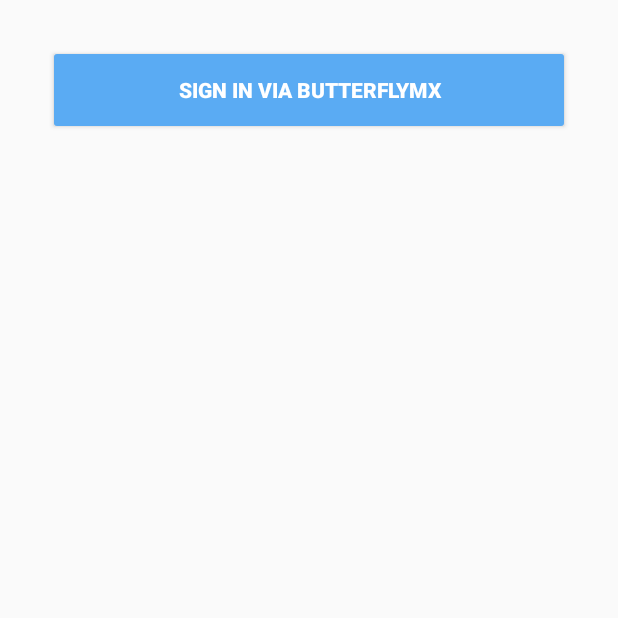
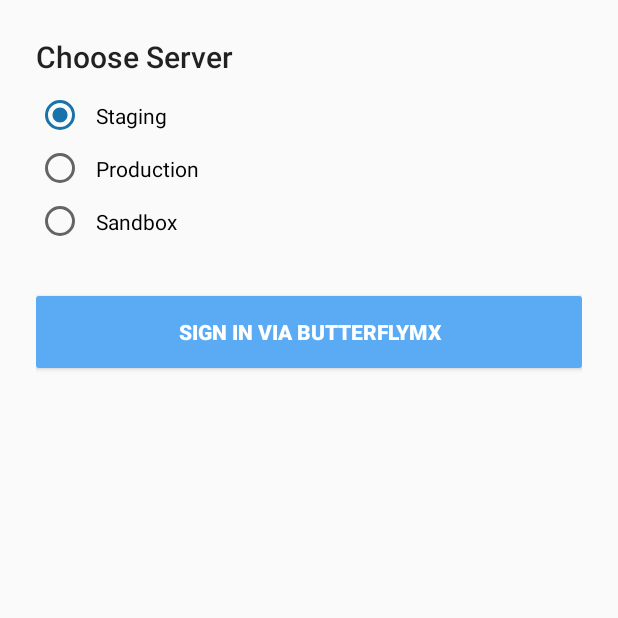
Before and after one commit to runslikebutter/android-demo-app, an Android app: the LoginFragment screen opened through its navigation route, on a phone screen of 412 x 824 dp, the top half of it. Run offline under Robolectric (Android 15) with nearby library versions, the phone set to English and light mode, and no system bars; our stand-ins replace Dagger/Hilt's generated code; libraries missing offline, so code that uses them is left out: com.butterflymx.sdk; 1 statement that could not run was skipped.

Commit message:
CM-92 # switch between environments

```diff
--- a/app/src/main/res/layout/login.xml
+++ b/app/src/main/res/layout/login.xml
@@ -2,17 +2,58 @@
 <android.support.constraint.ConstraintLayout xmlns:android="http://schemas.android.com/apk/res/android"
     xmlns:app="http://schemas.android.com/apk/res-auto"
     android:layout_width="match_parent"
-    android:layout_height="match_parent">
+    android:layout_height="match_parent"
+    android:padding="24dp">
 
     <Button
         android:id="@+id/bt_login"
         android:layout_width="match_parent"
         android:layout_height="wrap_content"
-        android:layout_margin="36dp"
+        android:layout_marginTop="32dp"
         android:background="@drawable/bg_bt_selector_login"
         android:text="@string/activity_sign_in"
         android:textColor="@color/white"
         android:textStyle="normal|bold"
-        app:layout_constraintTop_toTopOf="parent"/>
+        app:layout_constraintTop_toBottomOf="@+id/rg_server" />
+
+    <RadioGroup
+        android:id="@+id/rg_server"
+        android:layout_width="match_parent"
+        android:layout_height="wrap_content"
+        android:layout_marginTop="8dp"
+        app:layout_constraintTop_toBottomOf="@+id/tv_radio_group_label">
+
+        <RadioButton
+            android:id="@+id/rb_staging"
+            android:layout_width="match_parent"
+            android:layout_height="wrap_content"
+            android:checked="true"
+            android:padding="8dp"
+            android:text="@string/server_staging" />
+
+        <RadioButton
+            android:id="@+id/rb_production"
+            android:layout_width="match_parent"
+            android:layout_height="wrap_content"
+            android:padding="8dp"
+            android:text="@string/server_production" />
+
+        <RadioButton
+            android:id="@+id/rb_sandbox"
+            android:layout_width="match_parent"
+            android:layout_height="wrap_content"
+            android:padding="8dp"
+            android:text="@string/server_sandbox" />
+
+    </RadioGroup>
+
+    <TextView
+        android:id="@+id/tv_radio_group_label"
+        android:layout_width="match_parent"
+        style="@style/TextAppearance.AppCompat.Title"
+        android:layout_height="wrap_content"
+        android:text="@string/choose_server"
+        app:layout_constraintTop_toTopOf="parent" />
+
 
 </android.support.constraint.ConstraintLayout>
--- a/app/src/main/res/values/colors.xml
+++ b/app/src/main/res/values/colors.xml
@@ -2,7 +2,7 @@
 <resources>
     <color name="colorPrimary">#ff2b9ade</color>
     <color name="colorPrimaryDark">#1973AA</color>
-    <color name="colorAccent">#D81B60</color>
+    <color name="colorAccent">#1973AA</color>
 
     <color name="bmx_blue">#ff2b9ade</color>
     <color name="white">#ffffff</color>
--- a/app/src/main/res/values/strings.xml
+++ b/app/src/main/res/values/strings.xml
@@ -43,5 +43,10 @@
     <string name="auth_error">Something went wrong with your authorization</string>
     <string name="activity_sign_in">Sign In via ButterflyMX</string>
     <string name="empty_fb_token">Firebase token can\'t be empty</string>
+    <string name="server_production">Production</string>
+    <string name="server_staging">Staging</string>
+    <string name="server_sandbox">Sandbox</string>
+    <string name="choose_server">Choose Server</string>
+    <string name="server_error">Something went wrong with choosen server</string>
 
 </resources>
```
Also changed, not shown: app/src/main/java/com/butterflymx/butterflymxapiclient/signinsignup/login/LoginFragment.kt (+37 -6 lines).
